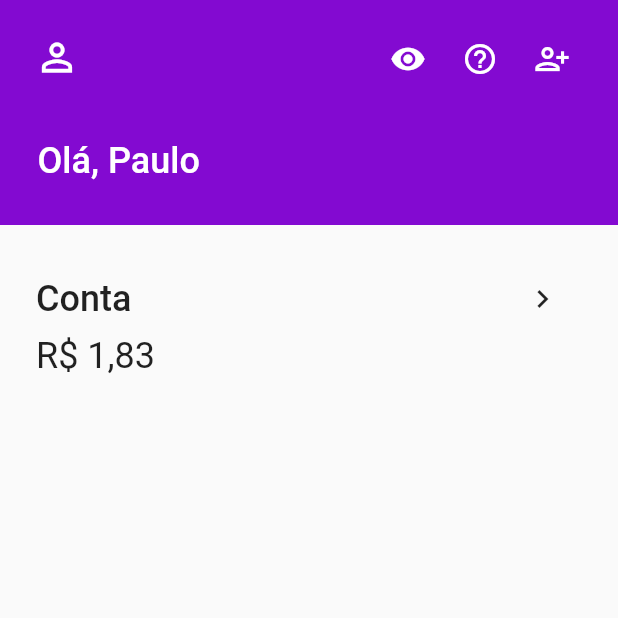
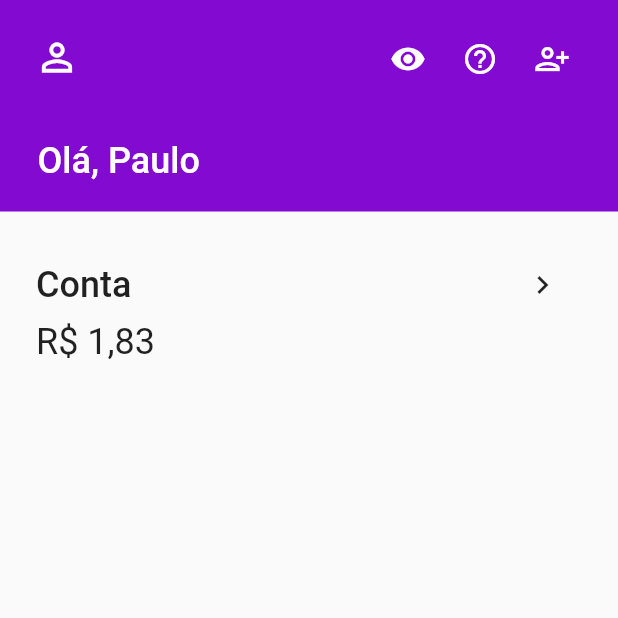
Before and after one commit to bath0ry/nubank_clone, a Flutter app: the screen it shows after launch, on a phone screen of 412 x 824 dp, the top half of it. Run offline on Flutter 3.47's test engine with Material 2 defaults, Android fonts, the phone set to English and light mode, and no system bars.

Commit message:
add component folder/home page bar widget

```diff
--- a/lib/home/page/view/home_page.dart
+++ b/lib/home/page/view/home_page.dart
@@ -11,12 +11,8 @@ class HomePage extends StatelessWidget {
       child: Scaffold(
         body: Column(
           children: [
-            MediaQuery(
-              data: MediaQuery.of(context).copyWith(),
-              child: Container(
+            Container(
               color: Color(0xff830ad1),
-                width: 420,
-                height: 150,
               child: Padding(
                 padding: const EdgeInsets.all(15.0),
                 child: Column(
@@ -80,7 +76,6 @@ class HomePage extends StatelessWidget {
                 ),
               ),
             ),
-            ),
             SizedBox(
               height: 25,
             ),
```
Also changed, not shown: lib/products/components/widgets_home_page_bar.dart (added, +12 -0 lines), lib/components/widgets_home_page_bar.dart (deleted), lib/products/components/widgets_home_page.dart (added). Lines whose indentation alone changed are shown as unchanged.
